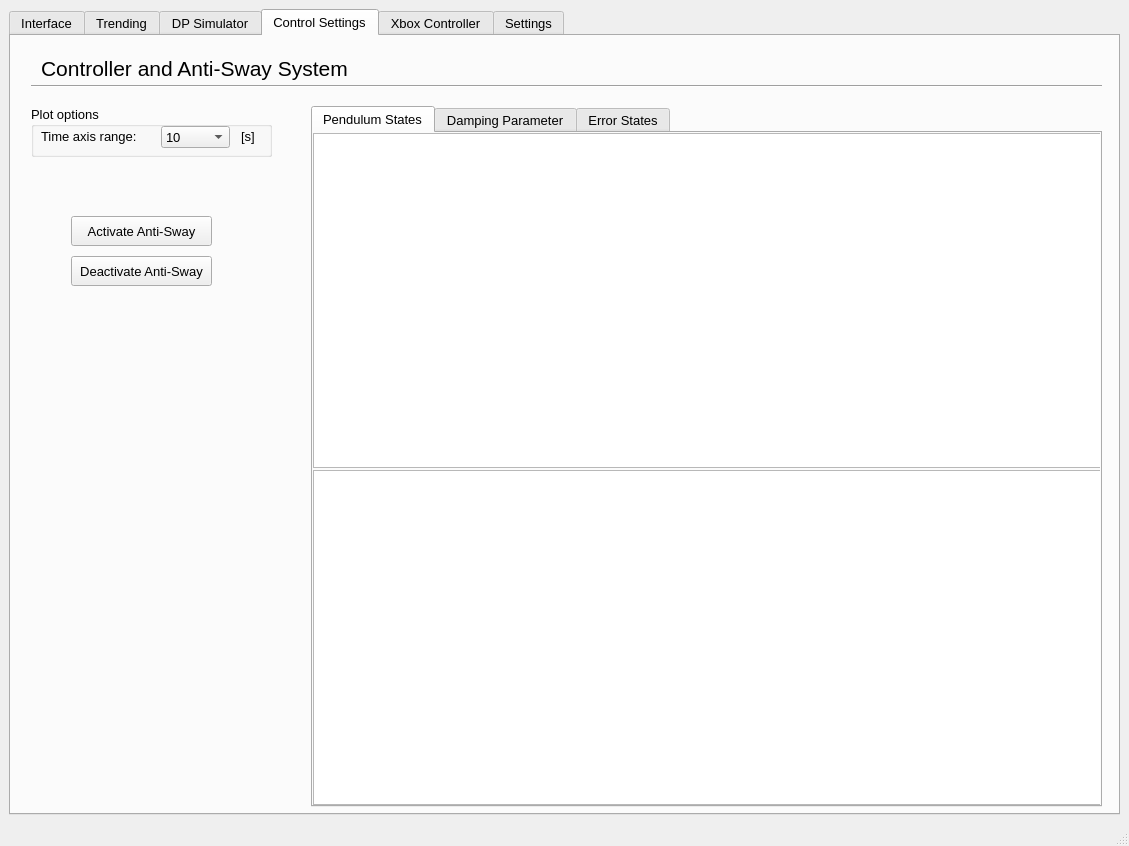
Old version of the form hmi/src/gui.ui in the repository sondretordal/motion-lab.
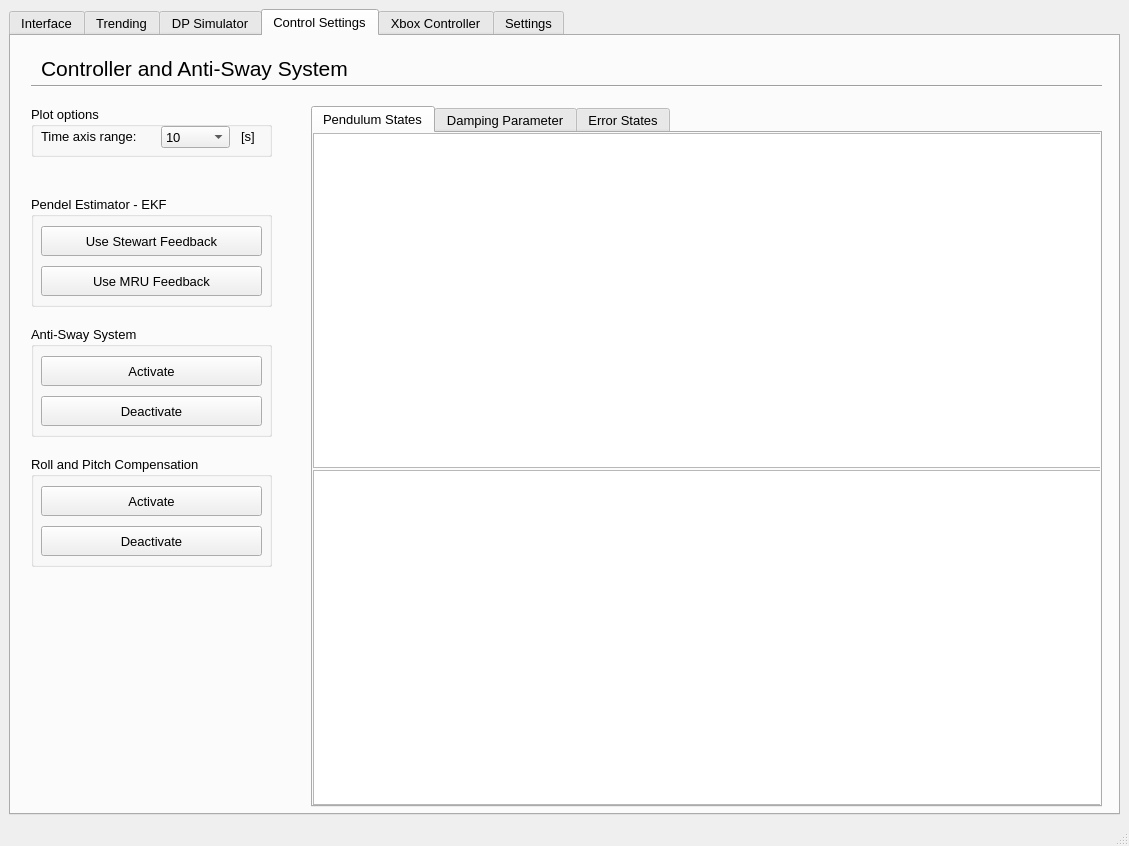
New version of the form. The open tabs and pages were chosen to show the change. Custom widgets are drawn as their Qt base class.

Commit message: Tested with moving EM8000, both with and without MRU. Working with both Anti-Sway and Roll-Pitch Compensation scheme

```diff
--- a/hmi/src/gui.ui
+++ b/hmi/src/gui.ui
@@ -4500,53 +4500,188 @@
          </property>
         </widget>
        </widget>
-       <widget class="QPushButton" name="btnActivateAntiSway">
+       <widget class="QGroupBox" name="groupBox_18">
         <property name="geometry">
          <rect>
-          <x>60</x>
-          <y>180</y>
-          <width>141</width>
-          <height>30</height>
+          <x>20</x>
+          <y>290</y>
+          <width>241</width>
+          <height>111</height>
          </rect>
         </property>
-        <property name="font">
-         <font>
-          <pointsize>10</pointsize>
-         </font>
+        <property name="title">
+         <string>Anti-Sway System</string>
         </property>
-        <property name="layoutDirection">
-         <enum>Qt::LeftToRight</enum>
+        <widget class="QPushButton" name="btnDeactivateAntiSway">
+         <property name="geometry">
+          <rect>
+           <x>10</x>
+           <y>70</y>
+           <width>221</width>
+           <height>30</height>
+          </rect>
+         </property>
+         <property name="font">
+          <font>
+           <pointsize>10</pointsize>
+          </font>
+         </property>
+         <property name="layoutDirection">
+          <enum>Qt::LeftToRight</enum>
+         </property>
+         <property name="text">
+          <string>Deactivate</string>
+         </property>
+         <property name="autoDefault">
+          <bool>false</bool>
+         </property>
+        </widget>
+        <widget class="QPushButton" name="btnActivateAntiSway">
+         <property name="geometry">
+          <rect>
+           <x>10</x>
+           <y>30</y>
+           <width>221</width>
+           <height>30</height>
+          </rect>
+         </property>
+         <property name="font">
+          <font>
+           <pointsize>10</pointsize>
+          </font>
+         </property>
+         <property name="layoutDirection">
+          <enum>Qt::LeftToRight</enum>
+         </property>
+         <property name="text">
+          <string>Activate</string>
+         </property>
+         <property name="autoDefault">
+          <bool>false</bool>
+         </property>
+        </widget>
+       </widget>
+       <widget class="QGroupBox" name="groupBox_19">
+        <property name="geometry">
+         <rect>
+          <x>20</x>
+          <y>420</y>
+          <width>241</width>
+          <height>111</height>
+         </rect>
         </property>
-        <property name="text">
-         <string>Activate Anti-Sway</string>
+        <property name="title">
+         <string>Roll and Pitch Compensation</string>
         </property>
-        <property name="autoDefault">
-         <bool>false</bool>
-        </property>
+        <widget class="QPushButton" name="btnDeactivateRollPitch">
+         <property name="geometry">
+          <rect>
+           <x>10</x>
+           <y>70</y>
+           <width>221</width>
+           <height>30</height>
+          </rect>
+         </property>
+         <property name="font">
+          <font>
+           <pointsize>10</pointsize>
+          </font>
+         </property>
+         <property name="layoutDirection">
+          <enum>Qt::LeftToRight</enum>
+         </property>
+         <property name="text">
+          <string>Deactivate</string>
+         </property>
+         <property name="autoDefault">
+          <bool>false</bool>
+         </property>
+        </widget>
+        <widget class="QPushButton" name="btnActivateRollPitch">
+         <property name="geometry">
+          <rect>
+           <x>10</x>
+           <y>30</y>
+           <width>221</width>
+           <height>30</height>
+          </rect>
+         </property>
+         <property name="font">
+          <font>
+           <pointsize>10</pointsize>
+          </font>
+         </property>
+         <property name="layoutDirection">
+          <enum>Qt::LeftToRight</enum>
+         </property>
+         <property name="text">
+          <string>Activate</string>
+         </property>
+         <property name="autoDefault">
+          <bool>false</bool>
+         </property>
+        </widget>
        </widget>
-       <widget class="QPushButton" name="btnDeactivateAntiSway">
+       <widget class="QGroupBox" name="groupBox_24">
         <property name="geometry">
          <rect>
-          <x>60</x>
-          <y>220</y>
-          <width>141</width>
-          <height>30</height>
+          <x>20</x>
+          <y>160</y>
+          <width>241</width>
+          <height>111</height>
          </rect>
         </property>
-        <property name="font">
-         <font>
-          <pointsize>10</pointsize>
-         </font>
+        <property name="title">
+         <string>Pendel Estimator - EKF</string>
         </property>
-        <property name="layoutDirection">
-         <enum>Qt::LeftToRight</enum>
-        </property>
-        <property name="text">
-         <string>Deactivate Anti-Sway</string>
-        </property>
-        <property name="autoDefault">
-         <bool>false</bool>
-        </property>
+        <widget class="QPushButton" name="btnEnableMruEKF">
+         <property name="geometry">
+          <rect>
+           <x>10</x>
+           <y>70</y>
+           <width>221</width>
+           <height>30</height>
+          </rect>
+         </property>
+         <property name="font">
+          <font>
+           <pointsize>10</pointsize>
+          </font>
+         </property>
+         <property name="layoutDirection">
+          <enum>Qt::LeftToRight</enum>
+         </property>
+         <property name="text">
+          <string>Use MRU Feedback</string>
+         </property>
+         <property name="autoDefault">
+          <bool>false</bool>
+         </property>
+        </widget>
+        <widget class="QPushButton" name="btnDisableMruEKF">
+         <property name="geometry">
+          <rect>
+           <x>10</x>
+           <y>30</y>
+           <width>221</width>
+           <height>30</height>
+          </rect>
+         </property>
+         <property name="font">
+          <font>
+           <pointsize>10</pointsize>
+          </font>
+         </property>
+         <property name="layoutDirection">
+          <enum>Qt::LeftToRight</enum>
+         </property>
+         <property name="text">
+          <string>Use Stewart Feedback</string>
+         </property>
+         <property name="autoDefault">
+          <bool>false</bool>
+         </property>
+        </widget>
        </widget>
       </widget>
       <widget class="QWidget" name="tab_9">
```
Left out of the diff: 4 changed lines with no effect on the pictures. The commit also changes 7 other files.
